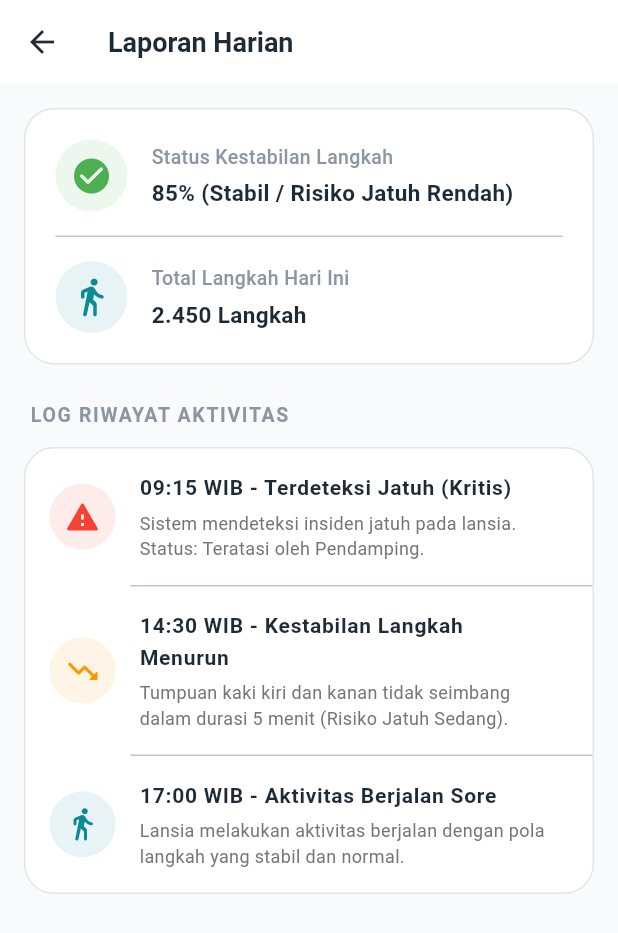
After one commit to Aulirma/smart_sandal, a Flutter app: the LaporanHarianPage screen opened directly, on a phone screen of 412 x 824 dp. The commit adds this screen. Shown: the top 933 px of the screen. Run offline on Flutter 3.47's test engine with Material 3 defaults, Android fonts, the light colour scheme and no system bars.

Commit message:
Update Fitur Laporan Harian

```diff
--- /dev/null
+++ b/lib/pages/laporan_harian_page.dart
@@ -0,0 +1,220 @@
+import 'package:flutter/material.dart';
+
+class LaporanHarianPage extends StatelessWidget {
+  const LaporanHarianPage({super.key});
+
+  @override
+  Widget build(BuildContext context) {
+    const Color teal = Color(0xFF0D8B94);
+    const Color darkText = Color(0xFF1E2A35);
+    const Color grayText = Color(0xFF8B96A1);
+    const Color bgColor = Color(0xFFF8FAFB);
+
+    return Scaffold(
+      backgroundColor: bgColor,
+      appBar: AppBar(
+        backgroundColor: Colors.white,
+        elevation: 0,
+        scrolledUnderElevation: 0,
+        leading: IconButton(
+          icon: const Icon(Icons.arrow_back, color: darkText),
+          onPressed: () => Navigator.pop(context),
+        ),
+        title: const Text(
+          'Laporan Harian',
+          style: TextStyle(
+            color: darkText,
+            fontSize: 18,
+            fontWeight: FontWeight.bold,
+          ),
+        ),
+      ),
+      body: SingleChildScrollView(
+        padding: const EdgeInsets.all(16.0),
+        child: Column(
+          crossAxisAlignment: CrossAxisAlignment.start,
+          children: [
+            Container(
+              padding: const EdgeInsets.all(20),
+              decoration: BoxDecoration(
+                color: Colors.white,
+                borderRadius: BorderRadius.circular(20),
+                border: Border.all(color: const Color(0xFFE1E6E8)),
+              ),
+              child: Column(
+                children: [
+                  Row(
+                    children: [
+                      Container(
+                        padding: const EdgeInsets.all(10),
+                        decoration: BoxDecoration(
+                          color: Colors.green.withValues(alpha: 0.1),
+                          shape: BoxShape.circle,
+                        ),
+                        child: const Icon(Icons.check_circle_rounded, color: Colors.green, size: 28),
+                      ),
+                      const SizedBox(width: 16),
+                      const Expanded(
+                        child: Column(
+                          crossAxisAlignment: CrossAxisAlignment.start,
+                          children: [
+                            Text(
+                              'Status Kestabilan Langkah',
+                              style: TextStyle(
+                                color: grayText,
+                                fontSize: 13,
+                                fontWeight: FontWeight.w500,
+                              ),
+                            ),
+                            SizedBox(height: 4),
+                            Text(
+                              '85% (Stabil / Risiko Jatuh Rendah)',
+                              style: TextStyle(
+                                color: darkText,
+                                fontSize: 15,
+                                fontWeight: FontWeight.bold,
+                              ),
+                            ),
+                          ],
+                        ),
+                      ),
+                    ],
+                  ),
+                  const Padding(
+                    padding: EdgeInsets.symmetric(vertical: 16.0),
+                    child: Divider(height: 1),
+                  ),
+                  Row(
+                    children: [
+                      Container(
+                        padding: const EdgeInsets.all(10),
+                        decoration: BoxDecoration(
+                          color: teal.withValues(alpha: 0.1),
+                          shape: BoxShape.circle,
+                        ),
+                        child: const Icon(Icons.directions_walk_rounded, color: teal, size: 28),
+                      ),
+                      const SizedBox(width: 16),
+                      const Expanded(
+                        child: Column(
+                          crossAxisAlignment: CrossAxisAlignment.start,
+                          children: [
+                            Text(
+                              'Total Langkah Hari Ini',
+                              style: TextStyle(
+                                color: grayText,
+                                fontSize: 13,
+                                fontWeight: FontWeight.w500,
+                              ),
+                            ),
+                            SizedBox(height: 4),
+                            Text(
+                              '2.450 Langkah',
+                              style: TextStyle(
+                                color: darkText,
+                                fontSize: 15,
+                                fontWeight: FontWeight.bold,
+                              ),
+                            ),
+                          ],
+                        ),
+                      ),
+                    ],
+                  ),
+                ],
+              ),
+            ),
+
+            const SizedBox(height: 24),
+
+            const Padding(
+              padding: EdgeInsets.only(left: 4.0, bottom: 12.0),
+              child: Text(
+                'LOG RIWAYAT AKTIVITAS',
+                style: TextStyle(
+                  color: grayText,
+                  fontSize: 13,
+                  fontWeight: FontWeight.bold,
+                  letterSpacing: 1.1,
+                ),
+              ),
+            ),
+
+            Container(
+              decoration: BoxDecoration(
+                color: Colors.white,
+                borderRadius: BorderRadius.circular(20),
+                border: Border.all(color: const Color(0xFFE1E6E8)),
+              ),
+              child: Column(
+                children: [
+                  _buildLogItem(
+                    icon: Icons.report_problem_rounded,
+                    iconColor: Colors.red,
+                    title: '09:15 WIB - Terdeteksi Jatuh (Kritis)',
+                    subtitle: 'Sistem mendeteksi insiden jatuh pada lansia. Status: Teratasi oleh Pendamping.',
+                  ),
+                  const Divider(height: 1, indent: 70),
+                  _buildLogItem(
+                    icon: Icons.trending_down_rounded,
+                    iconColor: Colors.orange,
+                    title: '14:30 WIB - Kestabilan Langkah Menurun',
+                    subtitle: 'Tumpuan kaki kiri dan kanan tidak seimbang dalam durasi 5 menit (Risiko Jatuh Sedang).',
+                  ),
+                  const Divider(height: 1, indent: 70),
+                  _buildLogItem(
+                    icon: Icons.directions_walk_rounded,
+                    iconColor: teal,
+                    title: '17:00 WIB - Aktivitas Berjalan Sore',
+                    subtitle: 'Lansia melakukan aktivitas berjalan dengan pola langkah yang stabil dan normal.',
+                  ),
+                ],
+              ),
+            ),
+            const SizedBox(height: 20),
+          ],
+        ),
+      ),
+    );
+  }
+
+  Widget _buildLogItem({
+    required IconData icon,
+    required Color iconColor,
+    required String title,
+    required String subtitle,
+  }) {
+    return Padding(
+      padding: const EdgeInsets.symmetric(vertical: 8.0),
+      child: ListTile(
+        leading: Container(
+          padding: const EdgeInsets.all(10),
+          decoration: BoxDecoration(
+            color: iconColor.withValues(alpha: 0.1),
+            shape: BoxShape.circle,
+          ),
+          child: Icon(icon, color: iconColor, size: 24),
+        ),
+        title: Text(
+          title,
+          style: const TextStyle(
+            fontWeight: FontWeight.bold,
+            color: Color(0xFF1E2A35),
+            fontSize: 14,
+          ),
+        ),
+        subtitle: Padding(
+          padding: const EdgeInsets.only(top: 4.0),
+          child: Text(
+            subtitle,
+            style: TextStyle(
+              color: Colors.grey[600],
+              fontSize: 12,
+              height: 1.4,
+            ),
+          ),
+        ),
+      ),
+    );
+  }
+}
--- a/lib/pages/pengaturan_page.dart
+++ b/lib/pages/pengaturan_page.dart
@@ -5,6 +5,7 @@ import 'legal_policy_page.dart';
 import 'izin_app_page.dart';
 import 'bantuan_page.dart';
 import 'login_page.dart';
+import 'laporan_harian_page.dart';
 
 class PengaturanPage extends StatefulWidget {
   final VoidCallback onBackPressed;
@@ -213,10 +214,19 @@ class _PengaturanPageState extends State<PengaturanPage> {
             title: 'Peringatan SMS Darurat',
             trailing: _switch(smsValue, onSmsChanged),
           ),
-          _menuTile(
-            icon: Icons.notifications_none,
-            title: 'Laporan Harian',
-            trailing: _switch(reportValue, onReportChanged),
+          InkWell(
+            onTap: () {
+              Navigator.push(
+                context,
+                MaterialPageRoute(
+                    builder: (context) => const LaporanHarianPage()),
+              );
+            },
+            child: _menuTile(
+              icon: Icons.notifications_none,
+              title: 'Laporan Harian',
+              trailing: _switch(reportValue, onReportChanged),
+            ),
           ),
         ],
       ),
--- a/lib/pages/peringatan_page.dart
+++ b/lib/pages/peringatan_page.dart
@@ -1,5 +1,6 @@
 import 'package:flutter/material.dart';
 import 'package:url_launcher/url_launcher.dart';
+import 'laporan_harian_page.dart';
 
 class _NotificationItem {
   final IconData icon;
@@ -298,7 +299,25 @@ class _PeringatanPageState extends State<PeringatanPage> {
   }
 
   Widget _buildNotificationItem(_NotificationItem item) {
-    return Container(
+    return Card(
+      margin: EdgeInsets.zero,
+      elevation: 0,
+      shape: RoundedRectangleBorder(
+        borderRadius: BorderRadius.circular(12),
+      ),
+      child: InkWell(
+        borderRadius: BorderRadius.circular(12),
+        onTap: item.title == 'Laporan Harian Siap'
+            ? () {
+          Navigator.push(
+            context,
+            MaterialPageRoute(
+              builder: (context) => const LaporanHarianPage(),
+            ),
+          );
+        }
+            : null,
+        child: Container(
           padding: const EdgeInsets.all(12),
           decoration: BoxDecoration(
             color: item.isRead ? Colors.white : const Color(0xFFF0F9FF),
@@ -366,6 +385,8 @@ class _PeringatanPageState extends State<PeringatanPage> {
               ),
             ],
           ),
+        ),
+      ),
     );
   }
 }
```
Lines whose indentation alone changed are shown as unchanged.
